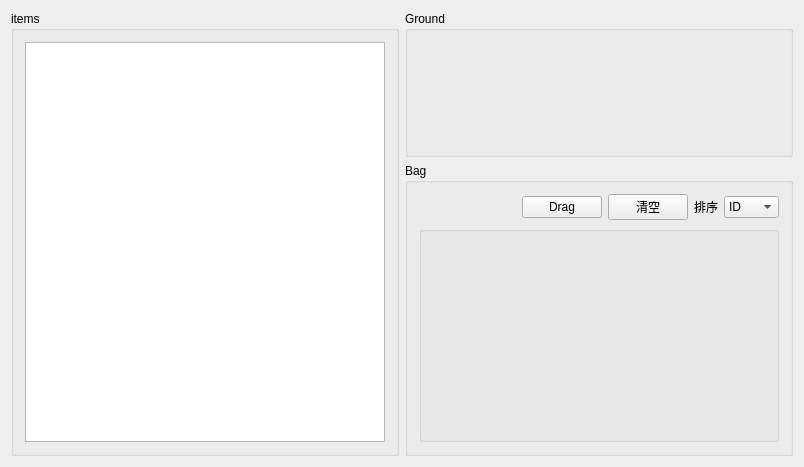
This is ui/mainwindow.ui in beiklive/Simple-Inventory as Qt 5 draws it before an edit. The edited form follows.
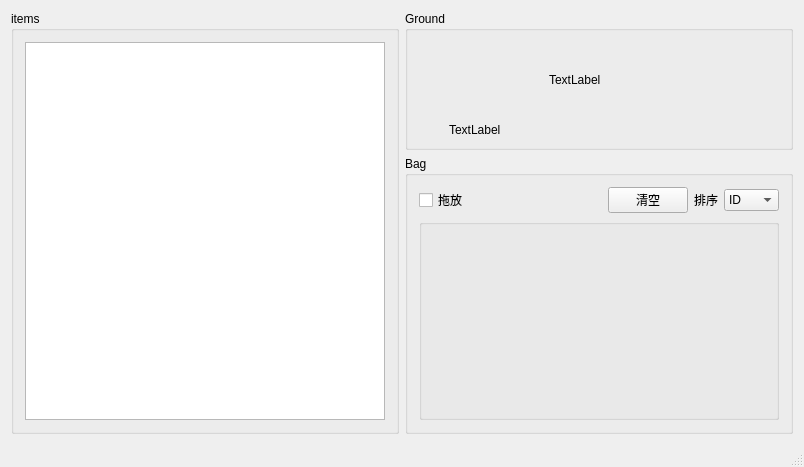
This is the edited form. Custom widgets are drawn as their Qt base class.

Commit message: doing drag event

```diff
--- a/ui/mainwindow.ui
+++ b/ui/mainwindow.ui
@@ -36,6 +36,38 @@
           <property name="title">
            <string>Ground</string>
           </property>
+          <layout class="QGridLayout" name="gridLayout_4">
+           <item row="0" column="0">
+            <widget class="QWidget" name="ground" native="true">
+             <widget class="QLabel" name="name_label">
+              <property name="geometry">
+               <rect>
+                <x>130</x>
+                <y>30</y>
+                <width>54</width>
+                <height>16</height>
+               </rect>
+              </property>
+              <property name="text">
+               <string>TextLabel</string>
+              </property>
+             </widget>
+             <widget class="QLabel" name="info_label">
+              <property name="geometry">
+               <rect>
+                <x>30</x>
+                <y>80</y>
+                <width>231</width>
+                <height>16</height>
+               </rect>
+              </property>
+              <property name="text">
+               <string>TextLabel</string>
+              </property>
+             </widget>
+            </widget>
+           </item>
+          </layout>
          </widget>
         </item>
         <item>
@@ -48,6 +80,13 @@
             <layout class="QVBoxLayout" name="verticalLayout" stretch="0,5">
              <item>
               <layout class="QHBoxLayout" name="horizontalLayout_3">
+               <item>
+                <widget class="QCheckBox" name="checkBox">
+                 <property name="text">
+                  <string>拖放</string>
+                 </property>
+                </widget>
+               </item>
                <item>
                 <spacer name="horizontalSpacer">
                  <property name="orientation">
@@ -61,13 +100,6 @@
                  </property>
                 </spacer>
                </item>
-               <item>
-                <widget class="QPushButton" name="pushButton">
-                 <property name="text">
-                  <string>Drag</string>
-                 </property>
-                </widget>
-               </item>
                <item>
                 <widget class="QPushButton" name="pushButton_2">
                  <property name="text">
@@ -135,8 +167,16 @@
     </item>
    </layout>
   </widget>
+  <widget class="QStatusBar" name="statusBar"/>
  </widget>
  <layoutdefault spacing="6" margin="11"/>
+ <customwidgets>
+  <customwidget>
+   <class>MyTableWidget</class>
+   <extends>QTableWidget</extends>
+   <header location="global">MyTableWidget.hpp</header>
+  </customwidget>
+ </customwidgets>
  <resources/>
  <connections/>
 </ui>
```
Left out of the diff: 18 changed lines with no effect on the pictures. The commit also changes 7 other files.
